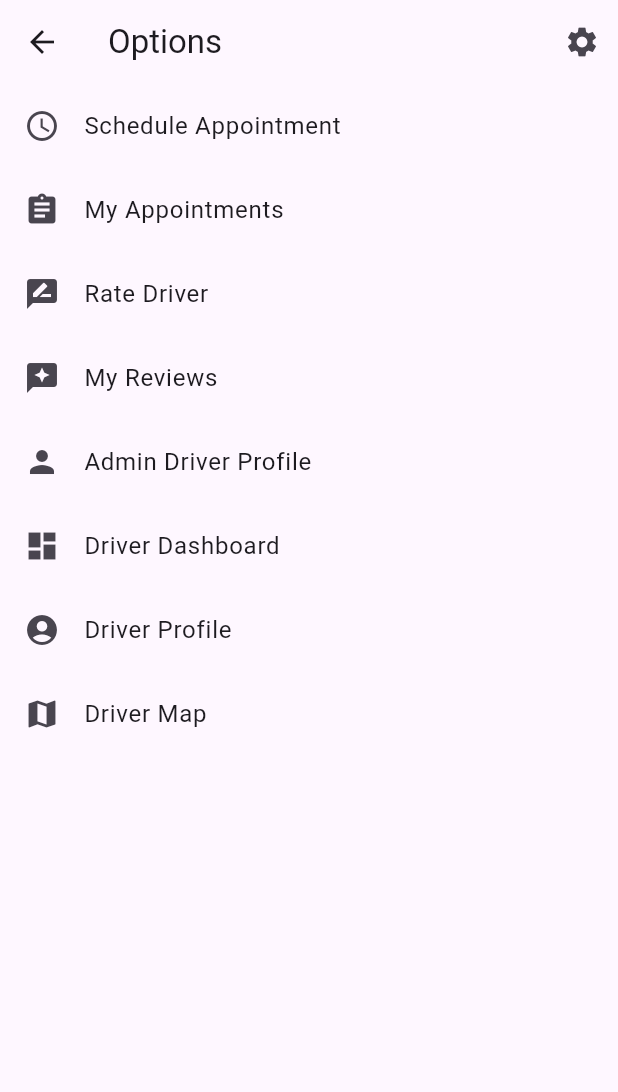
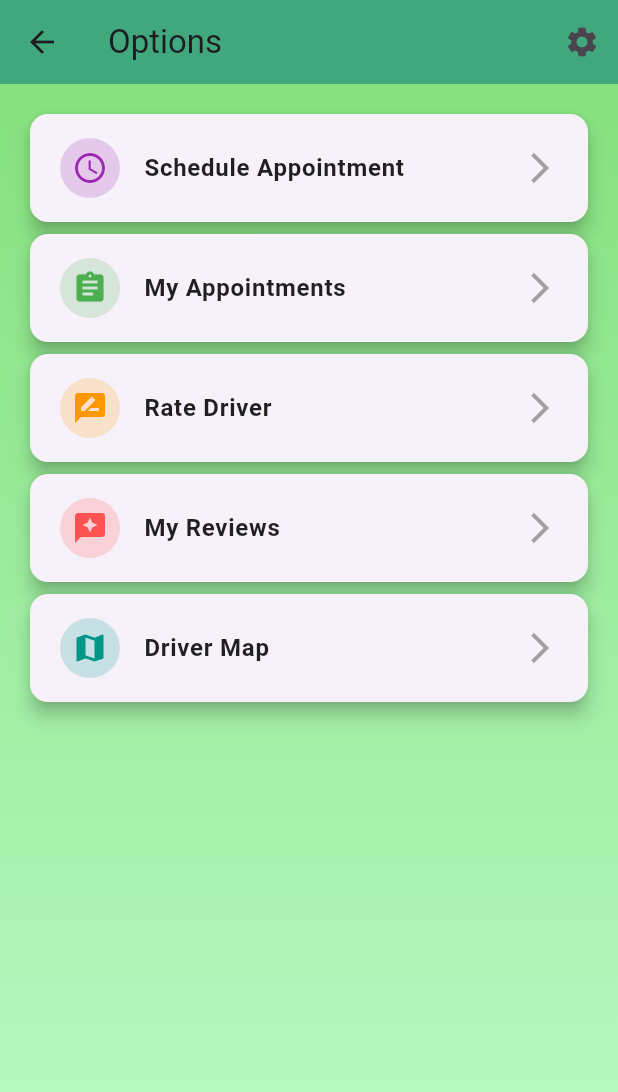
Before and after one commit to TechVisionaries/EcoEagle, a Flutter app: the SampleItemListView screen opened by its route, on a phone screen of 412 x 824 dp. Shown: the top 1092 px of the screen. Run offline on Flutter 3.47's test engine with Material 3 defaults, Android fonts, the phone set to English and light mode, and no system bars; our stand-ins replace flutter_compass, flutter_dotenv, flutter_rating_bar, flutter_tts, geolocator, google_maps_flutter and 2 more; accounts and stored records are empty; generated files the repository leaves out were written again.

Commit message:
Update sample_item_list_view.dart

```diff
--- a/lib/src/sample_feature/sample_item_list_view.dart
+++ b/lib/src/sample_feature/sample_item_list_view.dart
@@ -2,25 +2,24 @@ import 'package:flutter/material.dart';
 import 'package:trashtrek/common/constants.dart';
 
 import '../reward_management/add_rating_view.dart';
-import '../reward_management/admin_driver_dashboard.dart';
-import '../reward_management/admin_driver_profile.dart';
-import '../reward_management/driver_profile.dart';
 import '../reward_management/view_reviews.dart';
 import '../settings/settings_view.dart';
-import '../appointments_feature/schedule_appointment_view.dart'; // Import ScheduleAppointmentView
-import '../appointments_feature/my_appointments_view.dart'; // Import MyAppointmentsView
+import '../appointments_feature/schedule_appointment_view.dart';
+import '../appointments_feature/my_appointments_view.dart';
 
-/// Displays a list of options for navigation.
+/// Displays a list of options for navigation with a beautified UI.
 class SampleItemListView extends StatelessWidget {
   const SampleItemListView({super.key});
 
-  static const routeName = '/ddasad';
+  static const routeName = '/options';
 
   @override
   Widget build(BuildContext context) {
     return Scaffold(
       appBar: AppBar(
         title: const Text('Options'),
+        backgroundColor: Color.fromARGB(255, 65, 168, 125),
+        elevation: 0,
         actions: [
           IconButton(
             icon: const Icon(Icons.settings),
@@ -31,98 +30,119 @@ class SampleItemListView extends StatelessWidget {
           ),
         ],
       ),
-      body: ListView(
-        restorationId: 'sampleItemListView',
+      body: Container(
+        decoration: BoxDecoration(
+          gradient: LinearGradient(
+            colors: [
+              Color.fromARGB(255, 133, 224, 125),
+              const Color.fromARGB(255, 187, 251, 201)
+            ],
+            begin: Alignment.topCenter,
+            end: Alignment.bottomCenter,
+          ),
+        ),
+        child: ListView(
+          padding: const EdgeInsets.all(16.0),
           children: [
-          ListTile(
-            title: const Text('Schedule Appointment'),
-            leading: const Icon(Icons.schedule),
-            onTap: () {
+            _buildNavigationTile(
+              context,
+              title: 'Schedule Appointment',
+              icon: Icons.schedule,
+              color: Colors.purple,
+              routeName: ScheduleAppointmentView.routeName,
               // Navigate to the ScheduleAppointmentView.
-              Navigator.restorablePushNamed(
+            ),
+            _buildNavigationTile(
               context,
-                ScheduleAppointmentView.routeName,
-              );
-            },
+              title: 'My Appointments',
+              icon: Icons.assignment,
+              color: Colors.green,
+              routeName: MyAppointmentsView.routeName,
+              // Navigate to the MyAppointmentsView.
             ),
-          ListTile(
-            title: const Text('My Appointments'),
-            leading: const Icon(Icons.assignment),
-            onTap: () {
-              // Navigate to the MyAppointmentsView.
-              Navigator.restorablePushNamed(
+            _buildNavigationTile(
               context,
-                MyAppointmentsView.routeName,
-              );
-            },
+              title: 'Rate Driver',
+              icon: Icons.rate_review,
+              color: Colors.orange,
+              routeName: RateDriverScreen.routeName,
+              // Navigate to the RateDriverScreen.
             ),
-          ListTile(
-            title: const Text('Rate Driver'),
-            leading: const Icon(Icons.rate_review),
-            onTap: () {
-              // Navigate to the RateDriverScreen.
-              Navigator.restorablePushNamed(
+            _buildNavigationTile(
               context,
-                RateDriverScreen.routeName,
-              );
-            },
+              title: 'My Reviews',
+              icon: Icons.reviews,
+              color: Colors.redAccent,
+              routeName: MyReviewsScreen.routeName,
+              // Navigate to the MyReviewsScreen.
             ),
-          ListTile(
-            title: const Text('My Reviews'),
-            leading: const Icon(Icons.reviews),
-            onTap: () {
-              // Navigate to the MyReviewsScreen.
-              Navigator.restorablePushNamed(
+            // Uncomment and update routes for these options if needed.
+            // _buildNavigationTile(
+            //   context,
+            //   title: 'Admin Driver Profile',
+            //   icon: Icons.person,
+            //   color: Colors.blue,
+            //   routeName: AdminDriverProfile.routeName,
+            //   // Navigate to the AdminDriverProfile.
+            // ),
+            // _buildNavigationTile(
+            //   context,
+            //   title: 'Driver Dashboard',
+            //   icon: Icons.dashboard,
+            //   color: Colors.indigo,
+            //   routeName: AdminDriverDashboard.routeName,
+            //   // Navigate to the DriverDashboard.
+            // ),
+            // _buildNavigationTile(
+            //   context,
+            //   title: 'Driver Profile',
+            //   icon: Icons.account_circle,
+            //   color: Colors.deepPurple,
+            //   routeName: DriverProfile.routeName,
+            //   // Navigate to the DriverProfile.
+            // ),
+            _buildNavigationTile(
               context,
-                MyReviewsScreen.routeName,
-              );
-            },
-          ),
-          ListTile(
-            title: const Text('Admin Driver Profile'),
-            leading: const Icon(Icons.person),
-            onTap: () {
-              // Navigate to the AdminDriverProfile.
-              Navigator.restorablePushNamed(
-                context,
-                AdminDriverProfile.routeName,
-              );
-            },
-          ),
-          ListTile(
-            title: const Text('Driver Dashboard'),
-            leading: const Icon(Icons.dashboard),
-            onTap: () {
-              // Navigate to the DriverDashboard.
-              Navigator.restorablePushNamed(
-                context,
-                AdminDriverDashboard.routeName,
-              );
-            },
-          ),
-          ListTile(
-            title: const Text('Driver Profile'),
-            leading: const Icon(Icons.account_circle),
-            onTap: () {
+              title: 'Driver Map',
+              icon: Icons.map,
+              color: Colors.teal,
+              routeName: Constants.wasteMapDriverRoute,
               // Navigate to the DriverProfile.
-              Navigator.restorablePushNamed(
-                context,
-                DriverProfile.routeName,
-              );
-            },
-          ),
-          ListTile(
-            title: const Text('Driver Map'),
-            leading: const Icon(Icons.map),
-            onTap: () {
-              // Navigate to the DriverProfile.
-              Navigator.restorablePushNamed(
-                context,
-                Constants.wasteMapDriverRoute,
-              );
-            },
             ),
           ],
+        ),
+      ),
+    );
+  }
+
+  /// Builds a navigation tile with custom styling and animations.
+  Widget _buildNavigationTile(BuildContext context,
+      {required String title,
+      required IconData icon,
+      required Color color,
+      required String routeName}) {
+    return Card(
+      shape: RoundedRectangleBorder(borderRadius: BorderRadius.circular(12.0)),
+      elevation: 5,
+      child: ListTile(
+        contentPadding: const EdgeInsets.symmetric(horizontal: 20, vertical: 8),
+        leading: CircleAvatar(
+          backgroundColor: color.withOpacity(0.2),
+          child: Icon(icon, color: color),
+        ),
+        title: Text(
+          title,
+          style: TextStyle(
+            fontSize: 16,
+            fontWeight: FontWeight.w600,
+            color: Colors.black87,
+          ),
+        ),
+        trailing: const Icon(Icons.arrow_forward_ios, color: Colors.grey),
+        onTap: () {
+          // Navigate to the specified route.
+          Navigator.restorablePushNamed(context, routeName);
+        },
       ),
     );
   }
```
Lines whose indentation alone changed are shown as unchanged.
